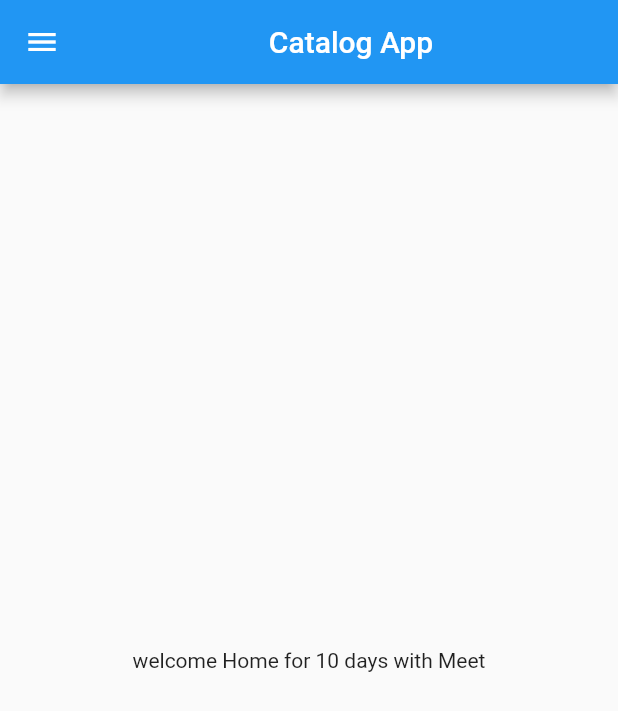
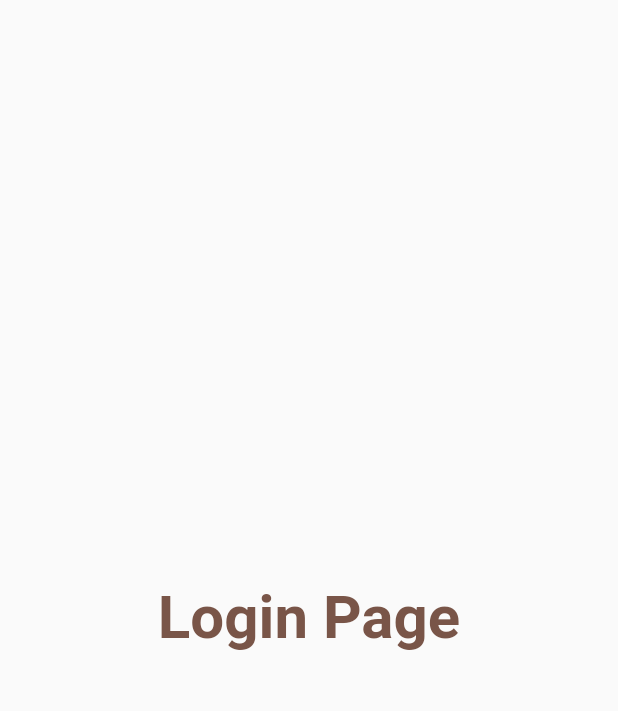
Before and after one commit to Mvasoya/New-App-2, a Flutter app: the screen it shows after launch, on a phone screen of 412 x 824 dp. Shown: the top 711 px of the screen. Run offline on Flutter 3.47's test engine with Material 2 defaults, Android fonts, the phone set to English and light mode, and no system bars.

Commit message:
Day 3 completed

```diff
--- a/lib/main.dart
+++ b/lib/main.dart
@@ -1,5 +1,6 @@
 import 'package:flutter/material.dart';
-import 'home_page.dart';
+import 'package:flutter_application_1/pages/login_page.dart';
+import 'pages/home_page.dart';
 void main() {
   runApp(Myapp());
 }
@@ -8,7 +9,17 @@ class Myapp extends StatelessWidget {
   @override
   Widget build(BuildContext context) {
     return MaterialApp(
-      home: homepage(),
+      themeMode: ThemeMode.light,
+      theme: ThemeData(
+        primarySwatch: Colors.blueGrey),
+        darkTheme: ThemeData(
+        brightness: Brightness.dark
+      ),
+      routes: {
+        "/":(context) => LoginPage(),
+        "/home":(context) => homepage(),
+        "/login":(context) => LoginPage()
+      },
     );
   }
 }
--- a/lib/home_page.dart
+++ b/lib/pages/home_page.dart
@@ -1,5 +1,3 @@
-// ignore_for_file: prefer_const_declarations, prefer_const_constructors, avoid_unnecessary_containers
-
 import 'package:flutter/material.dart';
 
 class homepage extends StatelessWidget {
--- /dev/null
+++ b/lib/pages/login_page.dart
@@ -0,0 +1,19 @@
+// ignore_for_file: prefer_const_constructors
+
+import 'package:flutter/material.dart';
+
+class LoginPage extends StatelessWidget {
+  @override
+  Widget build(BuildContext context) {
+    return Material(
+      child: Center(
+        child: Text("Login Page",
+        style: TextStyle(
+          fontSize: 40,
+          color: Colors.brown,
+          fontWeight: FontWeight.bold
+        ),),
+      ),
+    );
+  }
+}
```
